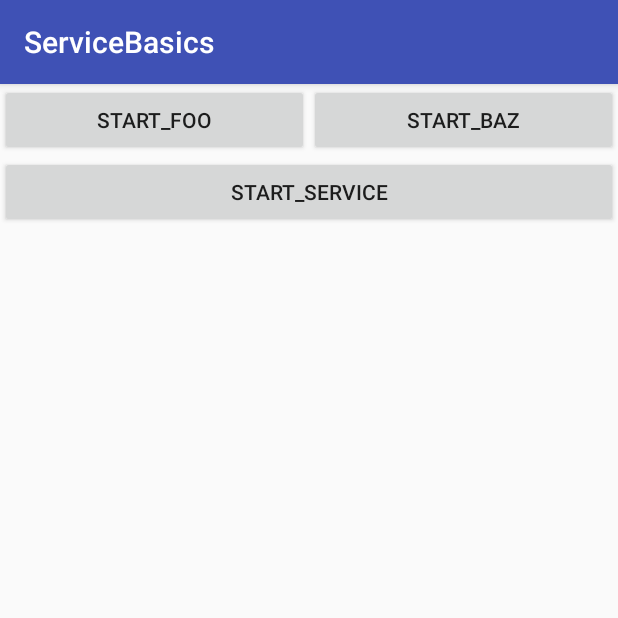
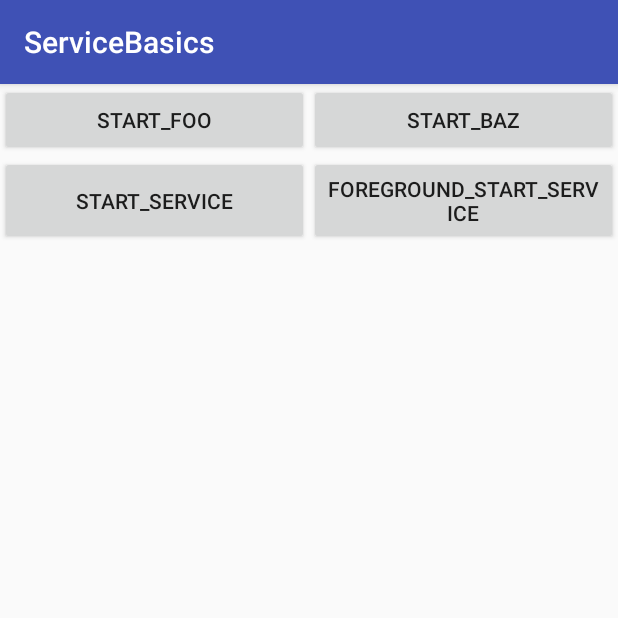
Before and after one commit to ysera34/android-basics, an Android app: the screen it shows after launch (MainActivity), after a tap on "START_SERVICE", on a phone screen of 412 x 824 dp, the top half of it. Run offline under Robolectric (Android 15) with nearby library versions, the phone set to English and light mode, and no system bars.

Commit message:
foreground service and notification

```diff
--- a/AppComponents/Service/ServiceBasics/app/src/main/AndroidManifest.xml
+++ b/AppComponents/Service/ServiceBasics/app/src/main/AndroidManifest.xml
@@ -32,6 +32,12 @@
             android:enabled="true"
             android:exported="false">
         </receiver>
+
+        <service
+            android:name=".HelloForegroundService"
+            android:enabled="true"
+            android:exported="false">
+        </service>
     </application>
 
 </manifest>
--- a/AppComponents/Service/ServiceBasics/app/src/main/java/org/inframincer/servicebasics/MainActivity.java
+++ b/AppComponents/Service/ServiceBasics/app/src/main/java/org/inframincer/servicebasics/MainActivity.java
@@ -24,7 +24,8 @@ public class MainActivity extends AppCompatActivity
 
         findViewById(R.id.start_foo_button).setOnClickListener(this);
         findViewById(R.id.start_baz_button).setOnClickListener(this);
-        findViewById(R.id.start_service).setOnClickListener(this);
+        findViewById(R.id.service_start).setOnClickListener(this);
+        findViewById(R.id.foreground_service_start).setOnClickListener(this);
 
         HelloObservable.getInstance().addObserver(this);
     }
@@ -38,15 +39,19 @@ public class MainActivity extends AppCompatActivity
             case R.id.start_baz_button:
                 HelloIntentService.startActionBaz(this, "BazParam1", "BazParam2");
                 break;
-            case R.id.start_service:
-                Intent intent = new Intent(this, HelloService.class);
+            case R.id.service_start:
+                Intent helloServiceIntent = new Intent(this, HelloService.class);
 //                startService(intent);
 
                 Intent broadcastReceiverIntent = new Intent(this, HelloReceiver.class);
                 PendingIntent pendingIntent =
                         PendingIntent.getBroadcast(this, 100, broadcastReceiverIntent, FLAG_ONE_SHOT);
-                intent.putExtra("hello_receiver", pendingIntent);
-                startService(intent);
+                helloServiceIntent.putExtra("hello_receiver", pendingIntent);
+                startService(helloServiceIntent);
+                break;
+            case R.id.foreground_service_start:
+                Intent helloForegroundServiceIntent = new Intent(this, HelloForegroundService.class);
+                startService(helloForegroundServiceIntent);
                 break;
         }
     }
--- a/AppComponents/Service/ServiceBasics/app/src/main/res/layout/activity_main.xml
+++ b/AppComponents/Service/ServiceBasics/app/src/main/res/layout/activity_main.xml
@@ -33,12 +33,20 @@
         android:layout_height="wrap_content">
 
         <Button
-            android:id="@+id/start_service"
+            android:id="@+id/service_start"
             android:layout_width="0dp"
             android:layout_height="match_parent"
             android:layout_weight="1"
             android:text="start_service"/>
 
+        <Button
+            android:id="@+id/foreground_service_start"
+            android:layout_width="0dp"
+            android:layout_height="match_parent"
+            android:layout_weight="1"
+            android:text="foreground_start_service"/>
+
+
     </LinearLayout>
 
 </LinearLayout>
--- a/AppComponents/Service/ServiceBasics/app/src/main/res/values/strings.xml
+++ b/AppComponents/Service/ServiceBasics/app/src/main/res/values/strings.xml
@@ -1,3 +1,7 @@
 <resources>
     <string name="app_name">ServiceBasics</string>
+
+    <string name="notification_title">notification title</string>
+    <string name="notification_message">notification message</string>
+    <string name="ticker_text">ticker text</string>
 </resources>
```
Also changed, not shown: AppComponents/Service/ServiceBasics/app/src/main/java/org/inframincer/servicebasics/HelloForegroundService.java (added, +89 -0 lines).
